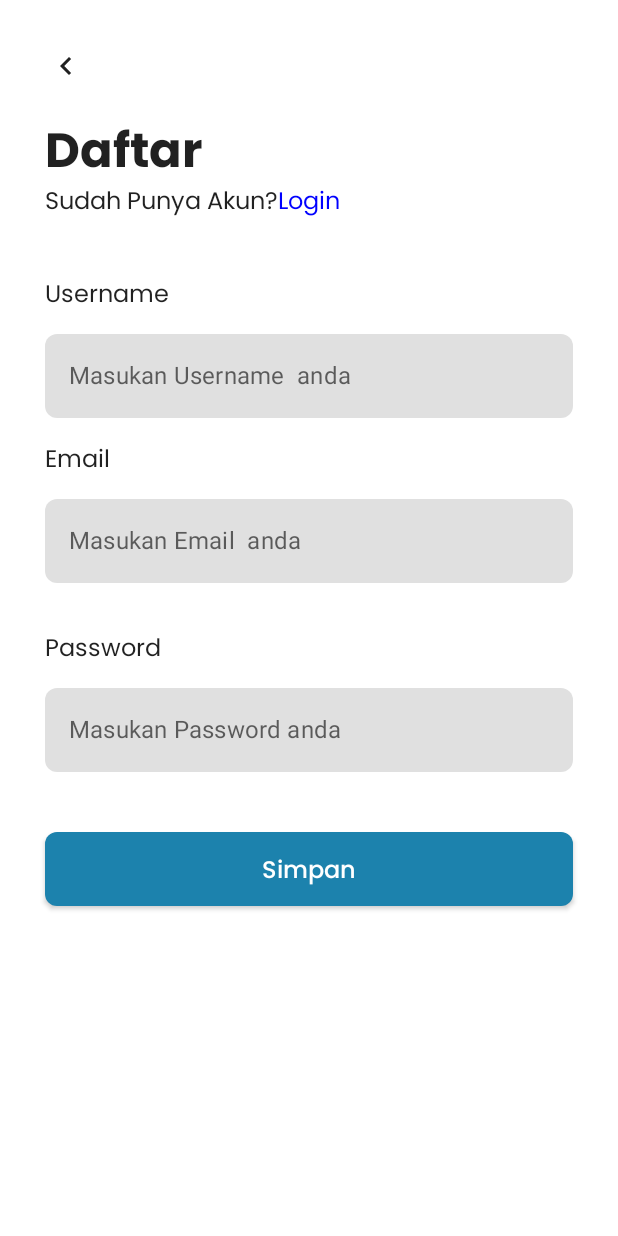
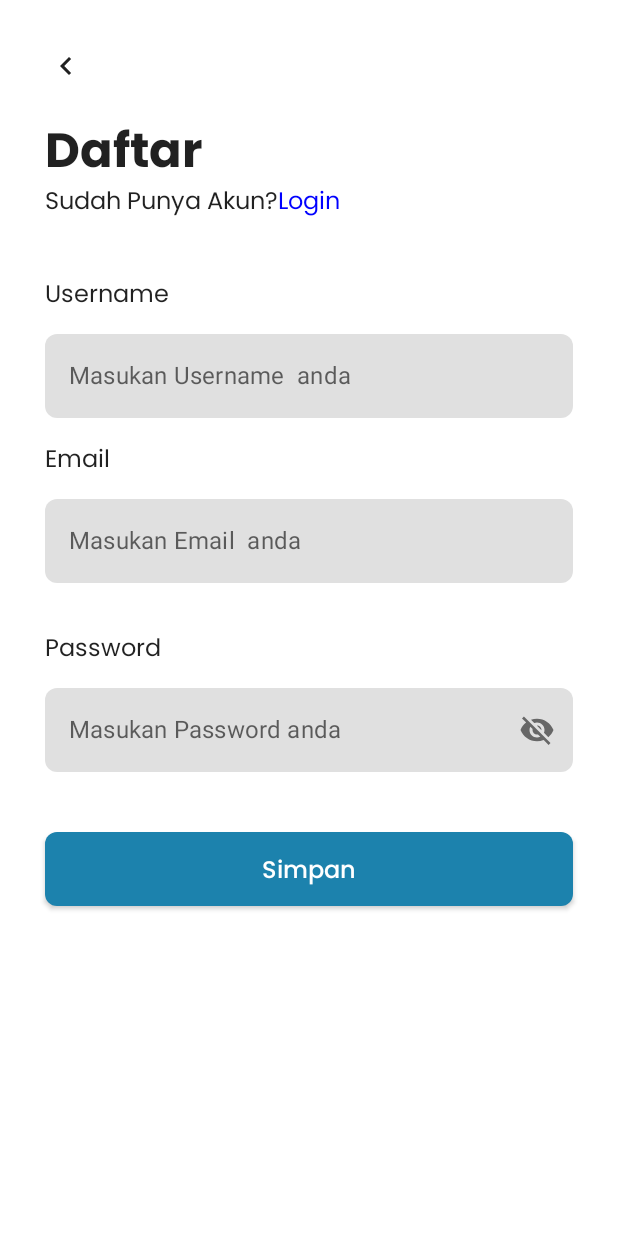
Before and after one commit to azkifairuz/Bercerita, an Android app built with Jetpack Compose: the RegisterScreen screen opened through its navigation route, on a phone screen of 412 x 824 dp. Run offline under Robolectric (Android 15) with nearby library versions, the phone set to English and light mode, and no system bars; our stand-ins replace Firebase (no records; nobody signed in at launch, a user with empty details on screens opened directly).

Commit message:
feat : hide password

```diff
--- a/app/src/main/java/com/javfairuz/bercerita/MainActivity.kt
+++ b/app/src/main/java/com/javfairuz/bercerita/MainActivity.kt
@@ -4,6 +4,7 @@ import android.os.Bundle
 import androidx.activity.ComponentActivity
 import androidx.activity.compose.setContent
 import androidx.compose.foundation.BorderStroke
+import androidx.compose.foundation.gestures.scrollable
 import androidx.compose.foundation.layout.*
 import androidx.compose.foundation.shape.RoundedCornerShape
 import androidx.compose.material.*
--- a/app/src/main/java/com/javfairuz/bercerita/OnBoardingScreen.kt
+++ b/app/src/main/java/com/javfairuz/bercerita/OnBoardingScreen.kt
@@ -90,7 +90,7 @@ fun OnBoardingItem(
 
         Text(
             text = stringResource(id = items.title),
-            fontSize = 24.sp,
+            fontSize = 16.sp,
             style = MaterialTheme.typography.body1,
             fontWeight = FontWeight.Bold
         )
--- a/app/src/main/java/com/javfairuz/bercerita/home/HomeScreen.kt
+++ b/app/src/main/java/com/javfairuz/bercerita/home/HomeScreen.kt
@@ -1,7 +1,11 @@
 package com.javfairuz.bercerita.home
 
+import androidx.compose.foundation.gestures.Orientation
+import androidx.compose.foundation.gestures.scrollable
 import androidx.compose.foundation.layout.*
+import androidx.compose.foundation.rememberScrollState
 import androidx.compose.foundation.shape.RoundedCornerShape
+import androidx.compose.foundation.verticalScroll
 import androidx.compose.material.*
 import androidx.compose.material.icons.Icons
 import androidx.compose.material.icons.filled.Home
@@ -21,11 +25,13 @@ import com.javfairuz.bercerita.route.Graph
 
 @Composable
 fun Home(navHostController: NavHostController = rememberNavController()) {
+    var scrollState = rememberScrollState()
     Column(
         modifier = Modifier
             .fillMaxSize()
             .fillMaxHeight()
-            .padding(horizontal = 25.dp, vertical = 20.dp),
+            .padding(horizontal = 25.dp, vertical = 20.dp)
+            .verticalScroll(scrollState),
     ) {
         Text(text = stringResource(id = R.string.Header), style = MaterialTheme.typography.h1, fontSize = 30.sp)
         Text(
--- a/app/src/main/java/com/javfairuz/bercerita/home/ProfilScreen.kt
+++ b/app/src/main/java/com/javfairuz/bercerita/home/ProfilScreen.kt
@@ -18,6 +18,7 @@ import androidx.compose.ui.unit.dp
 import androidx.compose.ui.unit.sp
 import com.javfairuz.bercerita.models.DataState
 import com.javfairuz.bercerita.models.DataUser
+import com.javfairuz.bercerita.ui.theme.BluePrymary
 
 
 @SuppressLint("CoroutineCreationDuringComposition")
@@ -128,7 +129,7 @@ fun item(user: DataUser, email: String) {
         ) {
             Card(
                 modifier = Modifier.fillMaxWidth(),
-                backgroundColor = Color(0xFFA4BE7B)
+                backgroundColor = BluePrymary
             ) {
                 Column(
                     modifier = Modifier
--- a/app/src/main/java/com/javfairuz/bercerita/route/HomeRoute.kt
+++ b/app/src/main/java/com/javfairuz/bercerita/route/HomeRoute.kt
@@ -10,10 +10,7 @@ import androidx.navigation.compose.NavHost
 import androidx.navigation.compose.composable
 import com.javfairuz.bercerita.OnBoardingScreen
 import com.javfairuz.bercerita.PageBercerita.BerceritaScreen
-import com.javfairuz.bercerita.home.AboutScreen
-import com.javfairuz.bercerita.home.BottomNavItem
-import com.javfairuz.bercerita.home.Home
-import com.javfairuz.bercerita.home.ProfileScreen
+import com.javfairuz.bercerita.home.*
 import com.javfairuz.bercerita.models.DataState
 import com.javfairuz.bercerita.question.PageQuestion
 import com.javfairuz.bercerita.question.question
@@ -68,6 +65,9 @@ fun HomeNavGraph(
         composable(route = Graph.QUESTION) {
             PageQuestion(navController)
         }
+        composable(Graph.ARIGATOU){
+            ArigatouScreen(viewModel.user.orEmpty(),navController)
+        }
         composable(
             route = "result/{score}",
             arguments = listOf(
--- a/app/src/main/java/com/javfairuz/bercerita/route/RootNav.kt
+++ b/app/src/main/java/com/javfairuz/bercerita/route/RootNav.kt
@@ -122,6 +122,6 @@ object Graph {
     const val SIGNUP = "signup"
     const val BERCERITA = "bercerita"
     const val COMPLETE = "complete"
-
+    const val ARIGATOU = "arigatou"
 
 }
--- a/app/src/main/java/com/javfairuz/bercerita/signup/Screen.kt
+++ b/app/src/main/java/com/javfairuz/bercerita/signup/Screen.kt
@@ -6,21 +6,29 @@ import androidx.compose.foundation.BorderStroke
 import androidx.compose.foundation.clickable
 import androidx.compose.foundation.layout.*
 import androidx.compose.foundation.shape.RoundedCornerShape
+import androidx.compose.foundation.text.KeyboardOptions
 import androidx.compose.material.*
 import androidx.compose.material.icons.Icons
 import androidx.compose.material.icons.filled.KeyboardArrowDown
 import androidx.compose.material.icons.filled.KeyboardArrowLeft
 import androidx.compose.material.icons.filled.KeyboardArrowUp
 import androidx.compose.runtime.*
+import androidx.compose.runtime.saveable.rememberSaveable
 import androidx.compose.ui.Alignment
 import androidx.compose.ui.Modifier
 import androidx.compose.ui.geometry.CornerRadius.Companion.Zero
 import androidx.compose.ui.geometry.Size
 import androidx.compose.ui.graphics.Color
+import androidx.compose.ui.graphics.vector.ImageVector
+import androidx.compose.ui.graphics.vector.rememberVectorPainter
 import androidx.compose.ui.layout.onGloballyPositioned
 import androidx.compose.ui.platform.LocalContext
+import androidx.compose.ui.res.painterResource
 import androidx.compose.ui.text.font.FontWeight
+import androidx.compose.ui.text.input.KeyboardType
+import androidx.compose.ui.text.input.PasswordVisualTransformation
 import androidx.compose.ui.text.input.TextFieldValue
+import androidx.compose.ui.text.input.VisualTransformation
 import androidx.compose.ui.text.style.TextAlign
 import androidx.compose.ui.tooling.preview.Preview
 import androidx.compose.ui.unit.DpSize.Companion.Zero
@@ -29,6 +37,7 @@ import androidx.compose.ui.unit.sp
 import androidx.compose.ui.unit.toSize
 import androidx.navigation.NavHostController
 import androidx.navigation.compose.rememberNavController
+import com.javfairuz.bercerita.R
 import com.javfairuz.bercerita.route.Graph
 
 @Composable
@@ -46,7 +55,7 @@ fun RegisterScreen(
     var email by remember {
         mutableStateOf(TextFieldValue(""))
     }
-
+    var passwordVisible by rememberSaveable { mutableStateOf(false) }
 
 
 
@@ -105,13 +114,15 @@ fun RegisterScreen(
             TextField(
                 value = username,
                 modifier = Modifier.fillMaxWidth(),
+                singleLine = true,
                 onValueChange = { username = it },
                 placeholder = { Text(text = "Masukan Username  anda") },
                 shape = RoundedCornerShape(8.dp),
                 colors = TextFieldDefaults.textFieldColors(
                     focusedIndicatorColor = Color.Transparent,
                     unfocusedIndicatorColor = Color.Transparent
-                )
+                ),
+
             )
 
             Spacer(modifier = Modifier.padding(8.dp))
@@ -155,11 +166,22 @@ fun RegisterScreen(
                 modifier = Modifier.fillMaxWidth(),
                 onValueChange = { password = it },
                 placeholder = { Text(text = "Masukan Password anda") },
+                visualTransformation = if (passwordVisible) VisualTransformation.None else PasswordVisualTransformation(),
                 shape = RoundedCornerShape(8.dp),
                 colors = TextFieldDefaults.textFieldColors(
                     focusedIndicatorColor = Color.Transparent,
                     unfocusedIndicatorColor = Color.Transparent
-                )
+                ),
+                keyboardOptions = KeyboardOptions(keyboardType = KeyboardType.Password),
+                trailingIcon = {
+                    val image = if(passwordVisible) R.drawable.ic_baseline_visibility_24 else R.drawable.ic_baseline_visibility_off_24
+                    // Please provide localized description for accessibility services
+                    val description = if (passwordVisible) "Hide password" else "Show password"
+
+                    IconButton(onClick = { passwordVisible = !passwordVisible }) {
+                        Icon(painter = painterResource(id = image), contentDescription = description)
+                    }
+                }
             )
 
             Spacer(modifier = Modifier.padding(20.dp))
--- a/app/src/main/java/com/javfairuz/bercerita/ui/theme/Type.kt
+++ b/app/src/main/java/com/javfairuz/bercerita/ui/theme/Type.kt
@@ -15,7 +15,7 @@ val Typography: Typography
         h1 = TextStyle(
             fontFamily = PoppinsBold,
             fontWeight = FontWeight.Bold,
-            fontSize = 24.sp
+            fontSize = 20.sp
         ),
         body1 = TextStyle(
             fontFamily = PoppinsRegular,
--- a/app/src/main/java/com/javfairuz/bercerita/viewmodel/ViewModel.kt
+++ b/app/src/main/java/com/javfairuz/bercerita/viewmodel/ViewModel.kt
@@ -28,11 +28,12 @@ import org.w3c.dom.Document
 
 class AppViewModel : ViewModel() {
     private var auth: FirebaseAuth = FirebaseAuth.getInstance()
-    private val db = Firebase.firestore
-    val uid = auth.currentUser?.uid
-    val refs =
+
+    private val uid = auth.currentUser?.uid
+    private val refs =
         FirebaseDatabase.getInstance("https://bercerita-5abb7-default-rtdb.asia-southeast1.firebasedatabase.app").reference
 
+    val user = auth.currentUser?.displayName
     //user register
     fun RegisterUser(
         username: String,
--- /dev/null
+++ b/app/src/main/res/drawable/ic_baseline_visibility_24.xml
@@ -0,0 +1,5 @@
+<vector android:height="24dp" android:tint="#000000"
+    android:viewportHeight="24" android:viewportWidth="24"
+    android:width="24dp" xmlns:android="http://schemas.android.com/apk/res/android">
+    <path android:fillColor="@android:color/white" android:pathData="M12,4.5C7,4.5 2.73,7.61 1,12c1.73,4.39 6,7.5 11,7.5s9.27,-3.11 11,-7.5c-1.73,-4.39 -6,-7.5 -11,-7.5zM12,17c-2.76,0 -5,-2.24 -5,-5s2.24,-5 5,-5 5,2.24 5,5 -2.24,5 -5,5zM12,9c-1.66,0 -3,1.34 -3,3s1.34,3 3,3 3,-1.34 3,-3 -1.34,-3 -3,-3z"/>
+</vector>
--- /dev/null
+++ b/app/src/main/res/drawable/ic_baseline_visibility_off_24.xml
@@ -0,0 +1,5 @@
+<vector android:height="24dp" android:tint="#000000"
+    android:viewportHeight="24" android:viewportWidth="24"
+    android:width="24dp" xmlns:android="http://schemas.android.com/apk/res/android">
+    <path android:fillColor="@android:color/white" android:pathData="M12,7c2.76,0 5,2.24 5,5 0,0.65 -0.13,1.26 -0.36,1.83l2.92,2.92c1.51,-1.26 2.7,-2.89 3.43,-4.75 -1.73,-4.39 -6,-7.5 -11,-7.5 -1.4,0 -2.74,0.25 -3.98,0.7l2.16,2.16C10.74,7.13 11.35,7 12,7zM2,4.27l2.28,2.28 0.46,0.46C3.08,8.3 1.78,10.02 1,12c1.73,4.39 6,7.5 11,7.5 1.55,0 3.03,-0.3 4.38,-0.84l0.42,0.42L19.73,22 21,20.73 3.27,3 2,4.27zM7.53,9.8l1.55,1.55c-0.05,0.21 -0.08,0.43 -0.08,0.65 0,1.66 1.34,3 3,3 0.22,0 0.44,-0.03 0.65,-0.08l1.55,1.55c-0.67,0.33 -1.41,0.53 -2.2,0.53 -2.76,0 -5,-2.24 -5,-5 0,-0.79 0.2,-1.53 0.53,-2.2zM11.84,9.02l3.15,3.15 0.02,-0.16c0,-1.66 -1.34,-3 -3,-3l-0.17,0.01z"/>
+</vector>
```
Also changed, not shown: app/src/main/java/com/javfairuz/bercerita/home/AboutScreen.kt (+10 -3 lines), app/src/main/java/com/javfairuz/bercerita/resultTest/PageResultTest.kt (+15 -9 lines), app/src/main/java/com/javfairuz/bercerita/signin/Screen.kt (+21 -1 lines).
